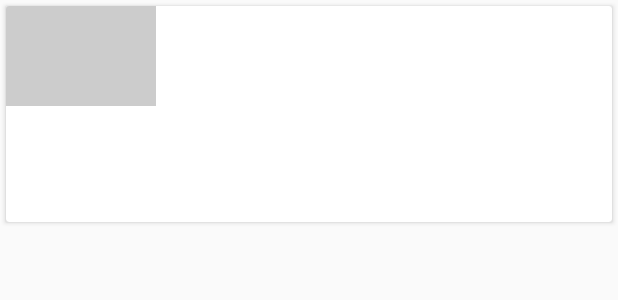
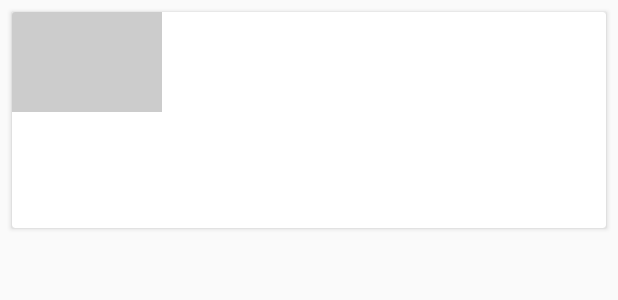
Before and after one commit to totallynotcory/materialdesigncourseapp, an Android app: the layout list_item_article.xml on its own in the app's theme, with its tools: preview values and no code run, on a phone screen of 412 x 824 dp. Shown: the top 300 px of the screen. Run offline under Robolectric (Android 15) with nearby library versions, the phone set to English and light mode, and no system bars.

Commit message:
Preliminary style changes made.  Commit before xml structural changes to be made.

```diff
--- a/XYZReader/src/main/res/layout/activity_article_list.xml
+++ b/XYZReader/src/main/res/layout/activity_article_list.xml
@@ -25,7 +25,7 @@
         android:id="@+id/toolbar_container"
         android:layout_width="match_parent"
         android:layout_height="112dp"
-        android:background="?colorPrimary"
+        android:background="@color/theme_primary"
         android:elevation="8dp">
 
         <android.support.v7.widget.Toolbar
--- a/XYZReader/src/main/res/layout/list_item_article.xml
+++ b/XYZReader/src/main/res/layout/list_item_article.xml
@@ -2,10 +2,10 @@
     xmlns:app="http://schemas.android.com/apk/res-auto"
     android:layout_width="match_parent"
     android:layout_height="wrap_content"
-    android:layout_marginLeft="4dp"
-    android:layout_marginRight="4dp"
-    android:layout_marginTop="4dp"
-    android:layout_marginBottom="4dp"
+    android:layout_marginLeft="8dp"
+    android:layout_marginRight="8dp"
+    android:layout_marginTop="8dp"
+    android:layout_marginBottom="8dp"
     android:clickable="true"
     android:focusable="true"
     android:foreground="?selectableItemBackground">
@@ -31,7 +31,7 @@
             android:paddingTop="16dp"
             android:paddingRight="16dp"
             android:paddingBottom="4dp"
-            android:textColor="@color/ltgray"
+            android:textColor="@color/primary_text"
             android:ellipsize="end"
             android:maxLines="4" />
 
@@ -43,9 +43,8 @@
             android:paddingLeft="16dp"
             android:paddingRight="16dp"
             android:paddingBottom="16dp"
-            android:textColor="#6000"
-            android:maxLines="1"
-            android:singleLine="true"
+            android:textColor="@color/ltgray"
+            android:maxLines="2"
             android:ellipsize="end" />
     </LinearLayout>
 
```
Also changed, not shown: XYZReader/src/main/res/layout/fragment_article_detail.xml (+5 -5 lines), 26 other files.
